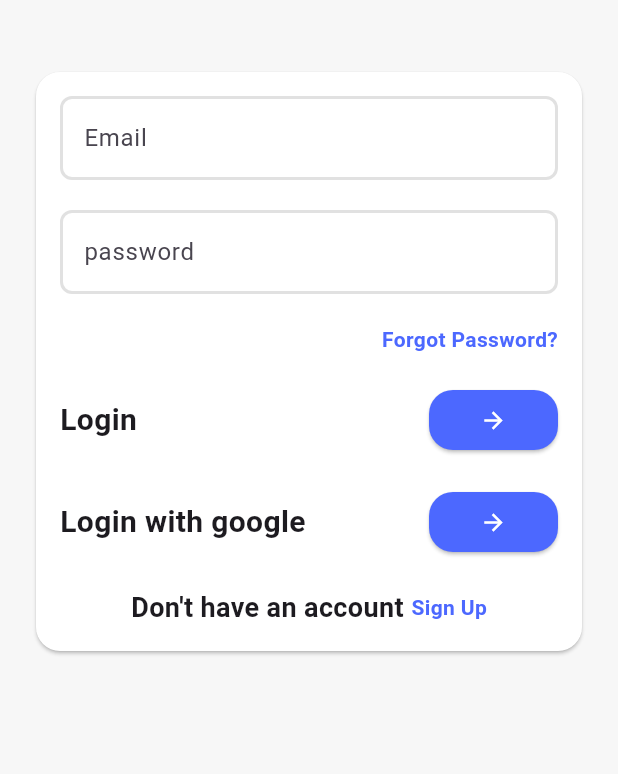
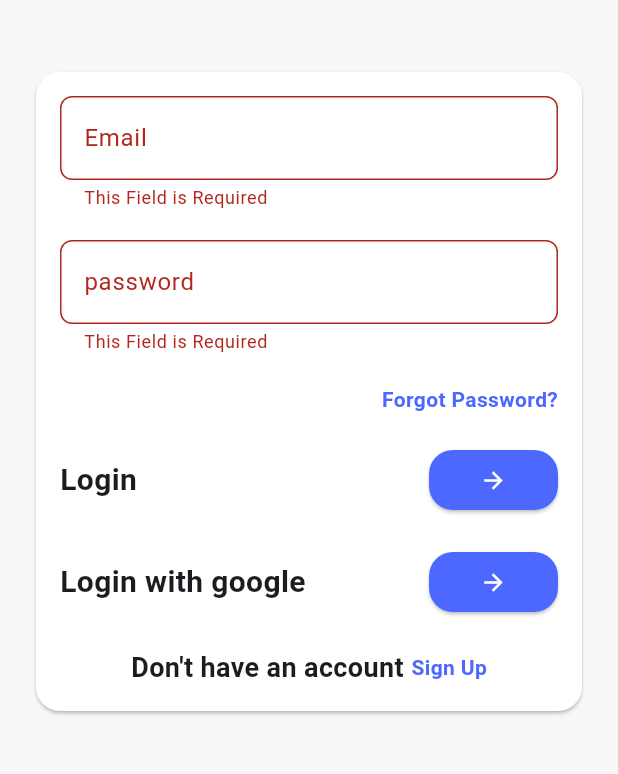
Before and after one commit to menna-adel10/e_commercee, a Flutter app: the LoginView screen opened directly, after a tap on the "arrow forward" icon, on a phone screen of 412 x 824 dp, the part 51-825 px from its top. Run offline on Flutter 3.47's test engine with Material 3 defaults, Android fonts, the light colour scheme and no system bars; our stand-ins replace cached_network_image, flutter_bloc, flutter_rating_bar, google_nav_bar, supabase_flutter; accounts and stored records are empty.

Commit message:
finish login logic

```diff
--- /dev/null
+++ b/lib/views/auth/logic/auth_cubit.dart
@@ -0,0 +1,26 @@
+import 'dart:developer';
+
+import 'package:e_commercee/views/auth/logic/auth_state.dart';
+import 'package:flutter_bloc/flutter_bloc.dart';
+import 'package:supabase_flutter/supabase_flutter.dart';
+
+class AuthenticationCubit extends Cubit<AuthenticationState>{
+  AuthenticationCubit() : super(AuthenticationInitial());
+
+  SupabaseClient client = Supabase.instance.client;
+
+  Future<void> login({required String email, required String password})async{
+    emit(LoginLoading());
+    try{
+      await client.auth.signInWithPassword(password: password, email: email);
+      emit(LoginSuccess());
+    }
+    on AuthException catch(e) {
+      log(e.toString());
+      emit(LoginError(e.message));
+    }catch(e){
+      log(e.toString());
+      emit(LoginError(e.toString()));
+    }
+    }
+  }
--- /dev/null
+++ b/lib/views/auth/logic/auth_state.dart
@@ -0,0 +1,23 @@
+
+import 'package:flutter/cupertino.dart';
+
+@immutable
+sealed class AuthenticationState{}
+
+final class AuthenticationInitial extends AuthenticationState{}
+
+final class LoginSuccess extends AuthenticationState{}
+
+final class LoginLoading extends AuthenticationState{}
+final class LoginError extends AuthenticationState{
+ final String message;
+ LoginError(this.message);
+}
+
+final class RegisterSuccess extends AuthenticationState{}
+
+final class RegisterLoading extends AuthenticationState{}
+final class RegisterError extends AuthenticationState{
+  final String message;
+  RegisterError(this.message);
+}
--- a/lib/views/auth/ui/login_view.dart
+++ b/lib/views/auth/ui/login_view.dart
@@ -1,22 +1,46 @@
+import 'package:e_commercee/core/components/cache_image.dart';
+import 'package:e_commercee/views/auth/logic/auth_cubit.dart';
+import 'package:e_commercee/views/auth/logic/auth_state.dart';
 import 'package:e_commercee/views/auth/ui/signup_view.dart';
 import 'package:e_commercee/views/auth/ui/widgets/custom_arrow_with_btn.dart';
 import 'package:e_commercee/views/auth/ui/widgets/custom_text_button.dart';
 import 'package:e_commercee/views/auth/ui/widgets/custom_text_field.dart';
 import 'package:flutter/material.dart';
+import 'package:flutter_bloc/flutter_bloc.dart';
 
 import '../../../core/app_colors.dart';
 import '../../../core/functions/navigate_to.dart';
+import '../../../core/functions/show_msg.dart';
 import '../../nav_bar/ui/main_home_view.dart';
 import 'forgot_view.dart';
 
-class LoginView extends StatelessWidget {
+class LoginView extends StatefulWidget {
   const LoginView({super.key});
 
   @override
+  State<LoginView> createState() => _LoginViewState();
+}
+
+class _LoginViewState extends State<LoginView> {
+  final TextEditingController emailController = TextEditingController();
+  final TextEditingController passwordController = TextEditingController();
+  final GlobalKey<FormState> _formKey = GlobalKey<FormState>();
+  @override
   Widget build(BuildContext context) {
+    return BlocConsumer<AuthenticationCubit, AuthenticationState>(
+      listener: (context, state) {
+        if(state is LoginError){
+          showMsg(context, state.message);
+        }
+      },
+      builder: (context, state) {
+        AuthenticationCubit cubit = context.read<AuthenticationCubit>();
         return Scaffold(
-      body: SafeArea(
+          body: state is LoginLoading ? CustomCircleProgIndicator() : SafeArea(
+
             child: SingleChildScrollView(
+              child: Form(
+                key: _formKey,
                 child: Column(
                   children: [
                     Text(
@@ -42,6 +66,7 @@ class LoginView extends StatelessWidget {
                         child: Column(
                           children: [
                             CustomTextField(
+                controller: emailController,
                               labelText: 'Email',
                               keyboardType: TextInputType.emailAddress,
                             ),
@@ -49,12 +74,14 @@ class LoginView extends StatelessWidget {
                               height: 20,
                             ),
                             CustomTextField(
+                              controller: passwordController,
                               labelText: 'password',
                               keyboardType: TextInputType.visiblePassword,
 
                               isSecured: true,
                               suffixIcon: IconButton(
-                            onPressed: () {}, icon: Icon(Icons.visibility_off)),
+                                  onPressed: () {},
+                                  icon: Icon(Icons.visibility_off)),
                             ),
                             SizedBox(
                               height: 20,
@@ -75,7 +102,13 @@ class LoginView extends StatelessWidget {
                             ),
                             CustomRowWithArrowBtn(
                               text: 'Login',
-                        onTap: () {},
+                              onTap: () {
+                                if (_formKey.currentState!.validate()) {
+                                  cubit.login(
+                                      email: emailController.text, password:
+                                  passwordController.text);
+                                }
+                              }
                             ),
                             SizedBox(
                               height: 20,
@@ -118,6 +151,16 @@ class LoginView extends StatelessWidget {
                 ),
               ),
             ),
+          ),
+        );
+      },
     );
   }
+
+  @override
+  void dispose() {
+    emailController.dispose();
+    passwordController.dispose();
+    super.dispose();
   }
+}
--- a/lib/views/auth/ui/widgets/custom_text_field.dart
+++ b/lib/views/auth/ui/widgets/custom_text_field.dart
@@ -7,17 +7,19 @@ class CustomTextField extends StatelessWidget {
     super.key,
     required this.labelText,
     this.suffixIcon,
-    this.isSecured = false, this.keyboardType,
+    this.isSecured = false, this.keyboardType,  this.controller,
   });
 
   final String labelText;
   final Widget? suffixIcon;
   final bool isSecured;
   final TextInputType? keyboardType;
+  final TextEditingController? controller;
 
   @override
   Widget build(BuildContext context) {
     return TextFormField(
+      controller: controller,
       obscureText: isSecured,
       obscuringCharacter: "*",
       validator: (value) {
```
Also changed, not shown: lib/core/functions/show_msg.dart (added, +13 -0 lines), lib/main.dart (+13 -8 lines). Lines whose indentation alone changed are shown as unchanged.
